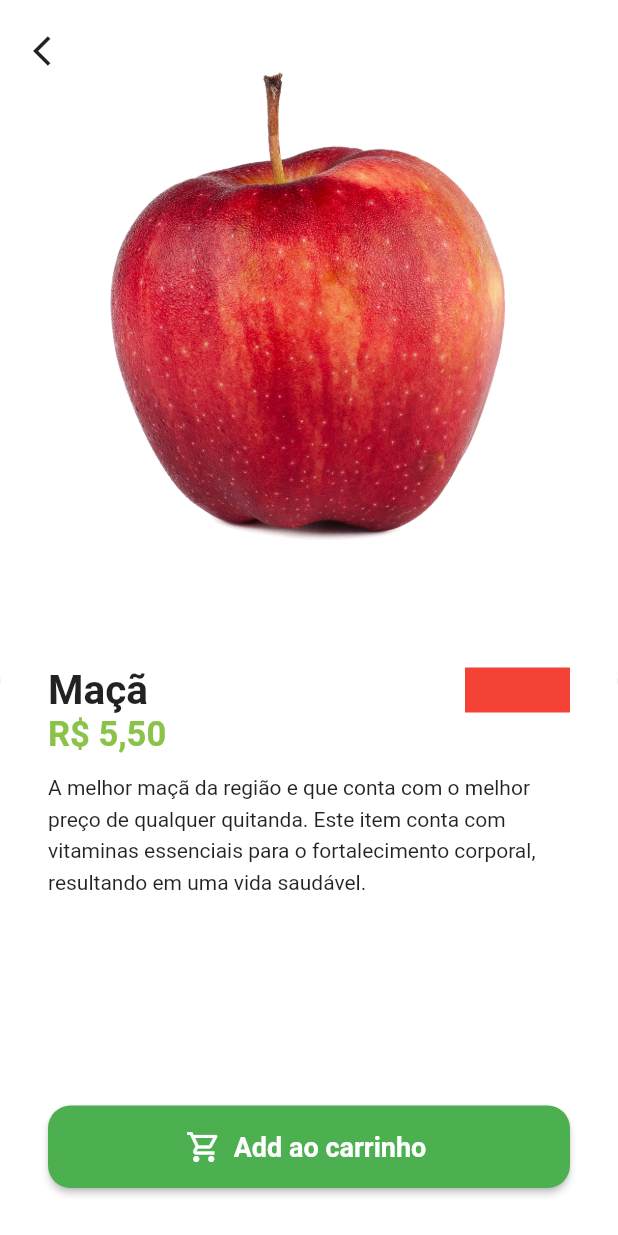
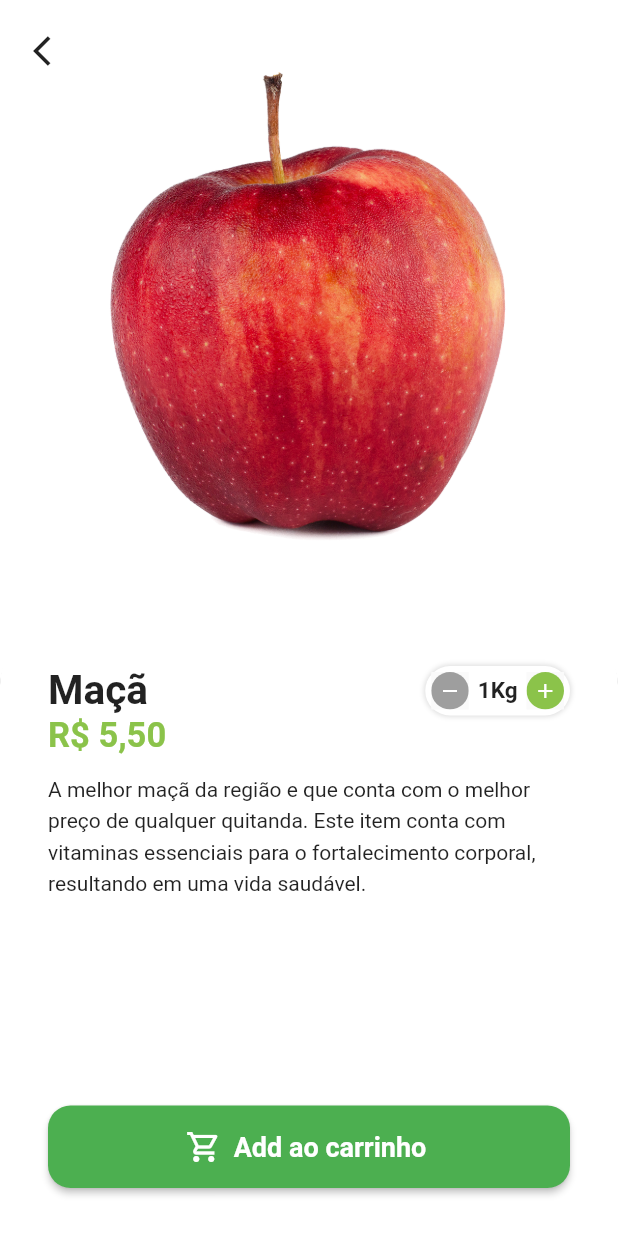
Before and after one commit to estelson/greengrocer, a Flutter app: the screen it shows after launch, after a tap on "Entrar", after a tap on "Maçã", on a phone screen of 412 x 824 dp. Run offline on Flutter 3.47's test engine with Material 2 defaults, Android fonts, the light colour scheme and no system bars; our stand-ins replace animated_text_kit, badges, mask_text_input_formatter.

Commit message:
Criação do widget de quantidade

```diff
--- /dev/null
+++ b/lib/src/pages/common_widgets/quantity_widget.dart
@@ -0,0 +1,89 @@
+import 'package:flutter/material.dart';
+import 'package:greengrocer/src/config/custom_colors.dart';
+
+class QuantityWidget extends StatelessWidget {
+  const QuantityWidget({super.key});
+
+  @override
+  Widget build(BuildContext context) {
+    return Container(
+      padding: const EdgeInsets.all(4),
+      decoration: BoxDecoration(
+        color: Colors.white,
+        borderRadius: BorderRadius.circular(50),
+        boxShadow: [
+          BoxShadow(
+            color: Colors.grey.shade300,
+            spreadRadius: 1,
+            blurRadius: 2,
+          )
+        ],
+      ),
+      child: Row(
+        children: [
+          // Botão -
+          _QuantityButton(
+            icon: Icons.remove,
+            color: Colors.grey,
+            onPressed: () {},
+          ),
+
+          // Texto da quantidade
+          const Padding(
+            padding: EdgeInsets.symmetric(horizontal: 6),
+            child: Text(
+              "1Kg",
+              style: TextStyle(
+                fontSize: 15,
+                fontWeight: FontWeight.bold,
+              ),
+            ),
+          ),
+
+          // Botão +
+          _QuantityButton(
+            icon: Icons.add,
+            color: CustomColors.customSwatchColor,
+            onPressed: () {},
+          ),
+        ],
+      ),
+    );
+  }
+}
+
+class _QuantityButton extends StatelessWidget {
+  final Color color;
+  final IconData icon;
+  final VoidCallback onPressed;
+
+  const _QuantityButton({
+    Key? key,
+    required this.color,
+    required this.icon,
+    required this.onPressed,
+  }) : super(key: key);
+
+  @override
+  Widget build(BuildContext context) {
+    return Material(
+      child: InkWell(
+        borderRadius: BorderRadius.circular(50),
+        onTap: onPressed,
+        child: Ink(
+          height: 25,
+          width: 25,
+          decoration: BoxDecoration(
+            color: color,
+            shape: BoxShape.circle,
+          ),
+          child: Icon(
+            icon,
+            color: Colors.white,
+            size: 16,
+          ),
+        ),
+      ),
+    );
+  }
+}
--- a/lib/src/pages/product/product_screen.dart
+++ b/lib/src/pages/product/product_screen.dart
@@ -1,6 +1,7 @@
 import 'package:flutter/material.dart';
 import 'package:greengrocer/src/config/custom_colors.dart';
 import 'package:greengrocer/src/models/item_model.dart';
+import 'package:greengrocer/src/pages/common_widgets/quantity_widget.dart';
 import 'package:greengrocer/src/services/utils_services.dart';
 
 class ProductScreen extends StatelessWidget {
@@ -47,6 +48,7 @@ class ProductScreen extends StatelessWidget {
                       // Nome e quantidade
                       Row(
                         children: [
+                          // Nome do produto
                           Expanded(
                             child: Text(
                               item.itemName,
@@ -58,11 +60,9 @@ class ProductScreen extends StatelessWidget {
                               ),
                             ),
                           ),
-                          Container(
-                            height: 30,
-                            width: 70,
-                            color: Colors.red,
-                          ),
+
+                          // Quantidade
+                          const QuantityWidget(),
                         ],
                       ),
 
```
